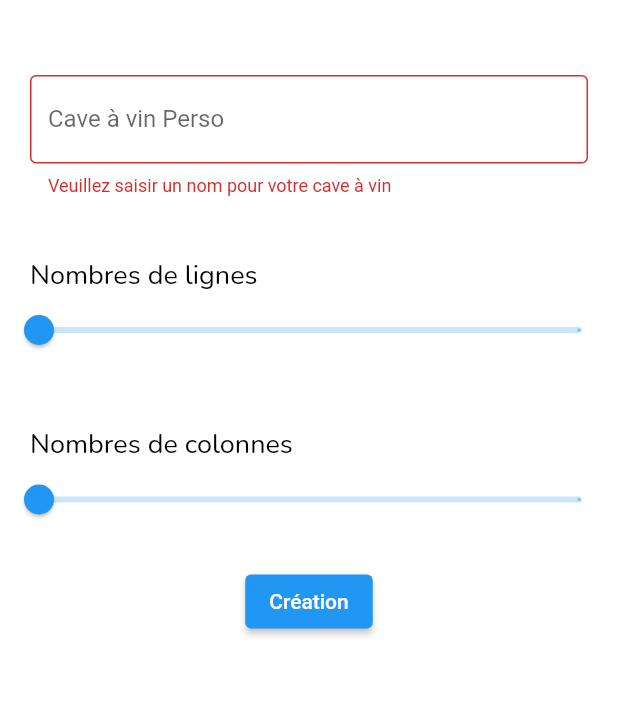
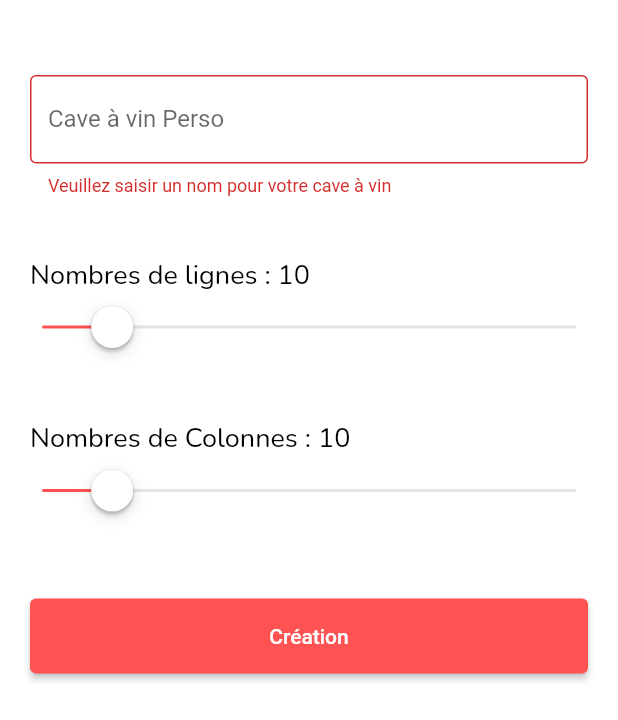
Before and after one commit to clmntgbr/wine_app, a Flutter app: the CreateCellarSection screen opened directly, after a tap on "Création", on a phone screen of 412 x 824 dp. Shown: the top 720 px of the screen. Run offline on Flutter 3.47's test engine with Material 2 defaults, Android fonts, the phone set to English and light mode, and no system bars; our stand-ins replace google_fonts; missing offline and left inert: dart:ffi; network calls fail.

Commit message:
adding post cellar call

```diff
--- a/lib/constants.dart
+++ b/lib/constants.dart
@@ -1,8 +1,8 @@
 class ApiConstants {
   static String baseUrl = 'https://wine.traefik.me';
-  static String getUsersEndpoint = '/api/users';
-  static String getCellarsEndpoint = '/api/cellars';
-  static String getBottlesEndpoint = '/api/bottles';
+  static String usersEndpoint = '/api/users';
+  static String cellarsEndpoint = '/api/cellars';
+  static String bottlesEndpoint = '/api/bottles';
   static String getBottlesLikedEndpoint = '/api/bottles?isLiked=true';
   static String authenticateEndpoint = '/api/authenticate';
 }
--- a/lib/widget/cellars.dart
+++ b/lib/widget/cellars.dart
@@ -1,10 +1,10 @@
+import 'package:flutter/cupertino.dart';
 import 'package:flutter/material.dart';
 import 'package:google_fonts/google_fonts.dart';
 import 'package:wine_app/api_service.dart';
 import 'package:wine_app/globals.dart' as globals;
 import 'package:wine_app/main.dart';
 import 'package:wine_app/model/get_cellars.dart';
-import 'package:wine_app/extension/on_validate.dart';
 
 class CellarsPage extends StatelessWidget {
   const CellarsPage({Key? key}) : super(key: key);
@@ -97,18 +97,17 @@ class CreateCellarSectionState extends State<CreateCellarSection> {
     super.initState();
   }
 
+  final formKey = GlobalKey<FormState>();
+  TextEditingController nameController = TextEditingController();
+  double _currentSliderRowValue = 10;
+  double _currentSliderColumnValue = 10;
+
   @override
   Widget build(BuildContext context) {
-    final formKey = GlobalKey<FormState>();
-    TextEditingController nameController = TextEditingController();
-    double currentSliderColumnValue = 10;
-    double currentSliderRowValue = 10;
-
     return Scaffold(
         backgroundColor: Colors.white,
         body: SingleChildScrollView(
-          child: Column(
-            children: [
+            child: Column(children: [
           Form(
               key: formKey,
               child: Column(children: [
@@ -125,84 +124,90 @@ class CreateCellarSectionState extends State<CreateCellarSection> {
                       },
                       decoration: const InputDecoration(
                           border: OutlineInputBorder(),
-                              labelText: 'Cave à vin Perso',
-                              hintText:
-                                  'Enter valid email id as abc@gmail.com'),
+                          labelText: 'Cave à vin Perso'),
                     )),
                 Padding(
-                        padding: const EdgeInsets.only(top: 40),
+                    padding:
+                        const EdgeInsets.only(top: 40, left: 20, right: 20),
                     child: Column(
                       crossAxisAlignment: CrossAxisAlignment.start,
                       children: [
-                            Padding(
-                                padding:
-                                    const EdgeInsets.only(left: 20, right: 20),
-                                child: Text(
-                                  'Nombres de lignes',
+                        Text(
+                          'Nombres de lignes : ${_currentSliderRowValue.round()}',
                           textAlign: TextAlign.left,
                           style: GoogleFonts.nunito(
                             color: Colors.black,
                             fontSize: 18,
                             fontWeight: FontWeight.w400,
                           ),
-                                )),
-                            Slider(
-                              value: currentSliderRowValue,
+                        ),
+                        SizedBox(
+                          width: double.maxFinite - 100,
+                          child: CupertinoSlider(
+                            activeColor: Colors.redAccent,
+                            value: _currentSliderRowValue,
                             max: 100,
-                              divisions: 1,
-                              label: currentSliderRowValue.round().toString(),
+                            divisions: 100,
                             onChanged: (double value) {
                               setState(() {
-                                  currentSliderRowValue = value;
+                                _currentSliderRowValue = value;
                               });
                             },
+                          ),
                         )
                       ],
                     )),
                 Padding(
-                        padding: const EdgeInsets.only(top: 40),
+                    padding:
+                        const EdgeInsets.only(top: 40, left: 20, right: 20),
                     child: Column(
                       crossAxisAlignment: CrossAxisAlignment.start,
                       children: [
-                            Padding(
-                                padding:
-                                    const EdgeInsets.only(left: 20, right: 20),
-                                child: Text(
-                                  'Nombres de colonnes',
+                        Text(
+                          'Nombres de Colonnes : ${_currentSliderColumnValue.round()}',
                           textAlign: TextAlign.left,
                           style: GoogleFonts.nunito(
                             color: Colors.black,
                             fontSize: 18,
                             fontWeight: FontWeight.w400,
                           ),
-                                )),
-                            Slider(
-                              value: currentSliderColumnValue,
+                        ),
+                        SizedBox(
+                          width: double.maxFinite - 100,
+                          child: CupertinoSlider(
+                            activeColor: Colors.redAccent,
+                            value: _currentSliderColumnValue,
                             max: 100,
-                              divisions: 1,
-                              label:
-                                  currentSliderColumnValue.round().toString(),
+                            divisions: 100,
                             onChanged: (double value) {
                               setState(() {
-                                  currentSliderColumnValue = value;
+                                _currentSliderColumnValue = value;
                               });
                             },
+                          ),
                         )
                       ],
                     )),
                 Padding(
-                      padding: const EdgeInsets.symmetric(vertical: 20),
+                  padding: const EdgeInsets.only(left: 20, right: 20, top: 50),
                   child: ElevatedButton(
+                    style: ElevatedButton.styleFrom(
+                      primary: Colors.redAccent,
+                      minimumSize: const Size.fromHeight(50), // NEW
+                    ),
                     onPressed: () {
-                          if (formKey.currentState!.validate()) {}
+                      if (formKey.currentState!.validate()) {
+                        ApiService().postCellar(
+                            nameController.text.toString(),
+                            _currentSliderColumnValue.round(),
+                            _currentSliderRowValue.round());
+                      }
                     },
                     child: const Text('Création'),
                   ),
                 )
-                  ])),
-            ],
-          ),
-        ));
+              ]))
+        ])));
   }
 }
 
```
Also changed, not shown: lib/api_service.dart (+25 -9 lines). Lines whose indentation alone changed are shown as unchanged.
